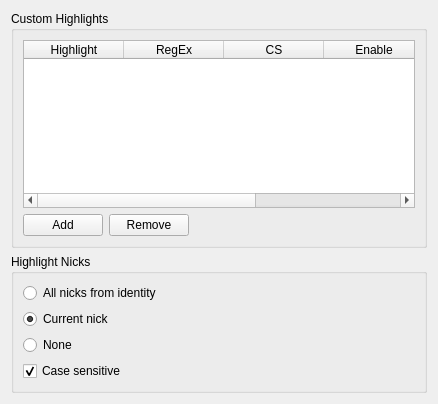
Old version of the form src/qtui/settingspages/corehighlightsettingspage.ui in the repository quassel/quassel.
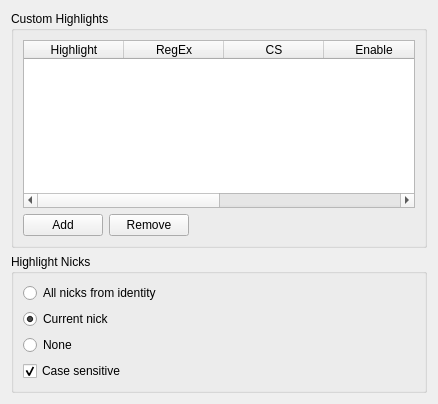
New version of the form.

Commit message: Implements inverse highlight rules - Implements configuration, sync, and matching behavior for inverse rules - If a message matches a positive rule (or nick), and an inverse rule,   the inverse rule takes precedence, and no highlight is generated - Implements an "inverse rule" checkbox in the core-side highlight rule   configuration dialog.

The edit to the form file:
```diff
--- a/src/qtui/settingspages/corehighlightsettingspage.ui
+++ b/src/qtui/settingspages/corehighlightsettingspage.ui
@@ -48,6 +48,11 @@
           <string>Enable</string>
          </property>
         </column>
+        <column>
+         <property name="text">
+          <string>Inverse</string>
+         </property>
+        </column>
         <column>
          <property name="text">
           <string>Channel</string>
```
The commit also changes 5 other files.
